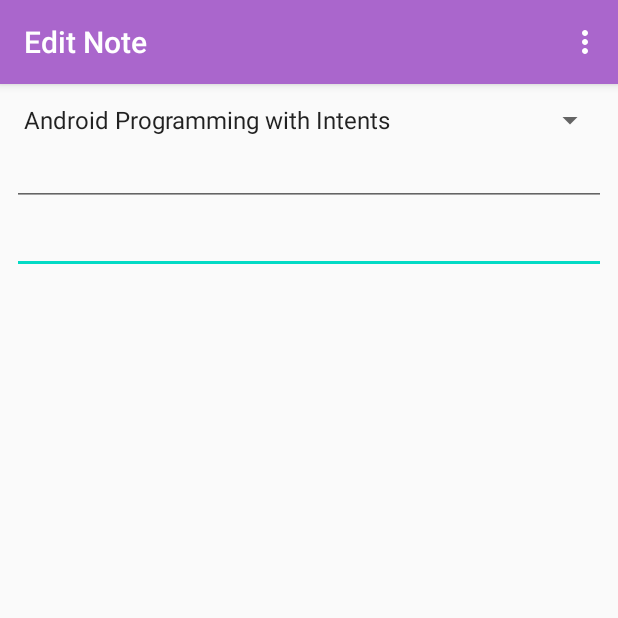
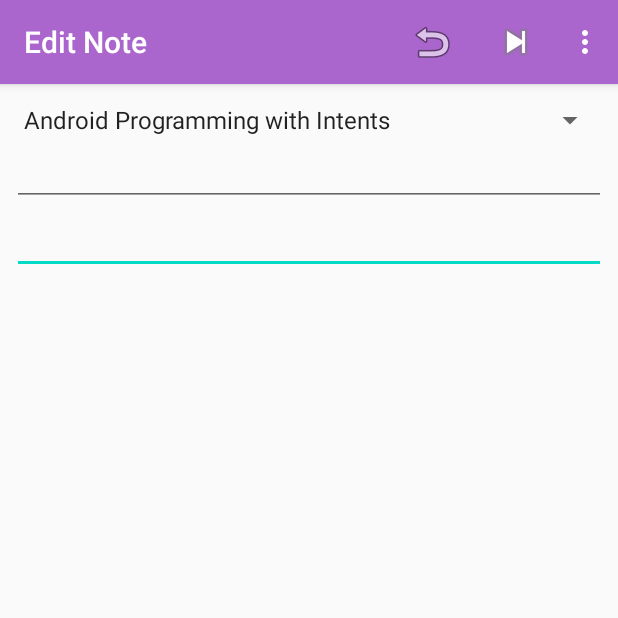
Before and after one commit to emalindahk/NoteKeeper, an Android app: the screen it shows after launch (NoteActivity), after a tap on an icon or button, on a phone screen of 412 x 824 dp, the top half of it. Run offline under Robolectric (Android 15) with nearby library versions, the phone set to English and light mode, and no system bars.

Commit message:
Added menu options to app bar

```diff
--- a/app/src/main/java/com/emk/notekeeper/NoteActivity.java
+++ b/app/src/main/java/com/emk/notekeeper/NoteActivity.java
@@ -3,8 +3,11 @@ package com.emk.notekeeper;
 import android.content.Intent;
 import android.os.Bundle;
 
+import androidx.annotation.Nullable;
 import androidx.appcompat.app.AppCompatActivity;
 import androidx.appcompat.widget.Toolbar;
+import androidx.lifecycle.ViewModel;
+import androidx.lifecycle.ViewModelProvider;
 
 import android.view.Menu;
 import android.view.MenuItem;
@@ -22,6 +25,9 @@ public class NoteActivity extends AppCompatActivity {
     private Spinner mSpinnerCourses;
     private EditText mTextNoteTitle;
     private EditText mTextNoteText;
+    private boolean mIsCancelling;
+    private int mNotePosition;
+    private NoteActivityViewModel mViewModel;
 
     @Override
     protected void onCreate(Bundle savedInstanceState) {
@@ -29,6 +35,16 @@ public class NoteActivity extends AppCompatActivity {
         setContentView(R.layout.activity_note);
         Toolbar toolbar = findViewById(R.id.toolbar);
         setSupportActionBar(toolbar);
+
+        ViewModelProvider viewModelProvider = new ViewModelProvider(getViewModelStore(),
+                ViewModelProvider.AndroidViewModelFactory.getInstance(getApplication()));
+        mViewModel = viewModelProvider.get(NoteActivityViewModel.class);
+
+        if(mViewModel.mIsNewlyCreated && savedInstanceState != null) {
+            mViewModel.restoreState(savedInstanceState);
+        }
+
+        mViewModel.mIsNewlyCreated = false;
 
         mSpinnerCourses = findViewById(R.id.spinner_note);
 
@@ -39,14 +55,65 @@ public class NoteActivity extends AppCompatActivity {
         mSpinnerCourses.setAdapter(adapterCourses);
 
         readDisplayStateValues();
+        saveOriginalNoteValues();
 
         mTextNoteTitle = findViewById(R.id.text_note_title);
         mTextNoteText = findViewById(R.id.text_note_text);
 
-        if(!mIsNewNote) {
+        if(mIsNewNote) {
+            createNewNote();
+        }else{
             displayNote(mSpinnerCourses, mTextNoteText, mTextNoteTitle);
         }
+    }
 
+    private void saveOriginalNoteValues() {
+        if(mIsNewNote){
+            return;
+        }
+        mViewModel.mOriginalNoteCourseId = mNote.getCourse().getCourseId();
+        mViewModel.mOriginalNoteTitle = mNote.getTitle();
+        mViewModel.mOriginalNoteText = mNote.getText();
+    }
+
+    private void createNewNote() {
+        DataManager dm = DataManager.getInstance();
+        mNotePosition = dm.createNewNote();
+        mNote = dm.getNotes().get(mNotePosition);
+    }
+
+    @Override
+    protected void onPause() {
+        super.onPause();
+        if(mIsCancelling){
+            if(mIsNewNote) {
+                DataManager.getInstance().removeNote(mNotePosition);
+            }else{
+                storePreviousNoteValues();
+            }
+        }else {
+            saveNote();
+        }
+    }
+
+    @Override
+    protected void onSaveInstanceState(Bundle outState) {
+        super.onSaveInstanceState(outState);
+        if(outState != null)
+            mViewModel.saveState(outState);
+    }
+
+    private void storePreviousNoteValues() {
+        CourseInfo course = DataManager.getInstance().getCourse(mViewModel.mOriginalNoteCourseId);
+        mNote.setCourse(course);
+        mNote.setTitle(mViewModel.mOriginalNoteTitle);
+        mNote.setText(mViewModel.mOriginalNoteText);
+    }
+
+    private void saveNote() {
+        mNote.setCourse((CourseInfo) mSpinnerCourses.getSelectedItem());
+        mNote.setTitle(mTextNoteTitle.getText().toString());
+        mNote.setText(mTextNoteText.getText().toString());
     }
 
     private void displayNote(Spinner spinnerCourses, EditText textNoteText, EditText textNoteTitle) {
@@ -83,9 +150,24 @@ public class NoteActivity extends AppCompatActivity {
         if (id == R.id.action_send_mail) {
             sendmail();
             return true;
+        }else if(id == R.id.action_cancel_note){
+            mIsCancelling = true;
+            finish();
+        }else if(id == R.id.action_next){
+            moveNext();
         }
 
         return super.onOptionsItemSelected(item);
+    }
+
+    private void moveNext() {
+        saveNote();
+
+        ++mNotePosition;
+        mNote = DataManager.getInstance().getNotes().get(mNotePosition);
+
+        saveOriginalNoteValues();
+        displayNote(mSpinnerCourses, mTextNoteTitle, mTextNoteText);
     }
 
     private void sendmail() {
--- /dev/null
+++ b/app/src/main/java/com/emk/notekeeper/NoteActivityViewModel.java
@@ -0,0 +1,29 @@
+package com.emk.notekeeper;
+
+import android.os.Bundle;
+
+import androidx.lifecycle.ViewModel;
+
+public class NoteActivityViewModel extends ViewModel {
+    public static final String ORIGINAL_NOTE_COURSE_ID = "com.emk.notekeeper.ORIGINAL_NOTE_COURSE_ID";
+    public static final String ORIGINAL_NOTE_TITLE = "com.emk.notekeeper.ORIGINAL_NOTE_TITLE";
+    public static final String ORIGINAL_NOTE_TEXT = "com.emk.notekeeper.ORIGINAL_NOTE_TEXT";
+
+    public String mOriginalNoteCourseId;
+    public String mOriginalNoteTitle;
+    public String mOriginalNoteText;
+    public boolean mIsNewlyCreated = true;
+
+
+    public void saveState(Bundle outState) {
+        outState.putString(ORIGINAL_NOTE_COURSE_ID, mOriginalNoteCourseId);
+        outState.putString(ORIGINAL_NOTE_TITLE, mOriginalNoteTitle);
+        outState.putString(ORIGINAL_NOTE_TEXT, mOriginalNoteText);
+    }
+
+    public void restoreState(Bundle inState){
+        mOriginalNoteCourseId = inState.getString(ORIGINAL_NOTE_COURSE_ID);
+        mOriginalNoteTitle = inState.getString(ORIGINAL_NOTE_TITLE);
+        mOriginalNoteText = inState.getString(ORIGINAL_NOTE_TEXT);
+    }
+}
--- a/app/src/main/java/com/emk/notekeeper/NoteListActivity.java
+++ b/app/src/main/java/com/emk/notekeeper/NoteListActivity.java
@@ -7,6 +7,8 @@ import com.google.android.material.floatingactionbutton.FloatingActionButton;
 
 import androidx.appcompat.app.AppCompatActivity;
 import androidx.appcompat.widget.Toolbar;
+import androidx.recyclerview.widget.LinearLayoutManager;
+import androidx.recyclerview.widget.RecyclerView;
 
 import android.view.View;
 import android.widget.AdapterView;
@@ -16,6 +18,9 @@ import android.widget.ListView;
 import java.util.List;
 
 public class NoteListActivity extends AppCompatActivity {
+    private NoteRecyclerAdapter mNoteRecyclerAdapter;
+
+//    private ArrayAdapter<NoteInfo> mAdapterNotes;
 
     @Override
     protected void onCreate(Bundle savedInstanceState) {
@@ -35,24 +40,40 @@ public class NoteListActivity extends AppCompatActivity {
         initializeDisplayContent();
     }
 
+    @Override
+    protected void onResume() {
+        super.onResume();
+//        mAdapterNotes.notifyDataSetChanged();
+        mNoteRecyclerAdapter.notifyDataSetChanged();
+    }
+
     private void initializeDisplayContent() {
-        final ListView listNotes = findViewById(R.id.list_notes);
+//        final ListView listNotes = findViewById(R.id.list_notes);
+//
+//        List<NoteInfo> notes = DataManager.getInstance().getNotes();
+//        mAdapterNotes = new ArrayAdapter<>(this, android.R.layout.simple_list_item_1, notes);
+//        listNotes.setAdapter(mAdapterNotes);
+//
+//        listNotes.setOnItemClickListener(new AdapterView.OnItemClickListener() {
+//            @Override
+//            public void onItemClick(AdapterView<?> parent, View view, int position, long id) {
+//                Intent intent = new Intent(NoteListActivity.this, NoteActivity.class);
+////                NoteInfo note = (NoteInfo)  listNotes.getItemAtPosition(position);
+//                intent.putExtra(NoteActivity.NOTE_POSITION, position);
+//
+//                startActivity(intent);
+//            }
+//        });
+
+        final RecyclerView recyclerNotes = (RecyclerView) findViewById(R.id.list_notes);
+        final LinearLayoutManager notesLayoutManager = new LinearLayoutManager(this);
+        recyclerNotes.setLayoutManager(notesLayoutManager);
 
         List<NoteInfo> notes = DataManager.getInstance().getNotes();
-        ArrayAdapter<NoteInfo> adapterNotes =
-                new ArrayAdapter<>(this, android.R.layout.simple_list_item_1, notes);
-        listNotes.setAdapter(adapterNotes);
+        mNoteRecyclerAdapter = new NoteRecyclerAdapter(this, notes);
+        recyclerNotes.setAdapter(mNoteRecyclerAdapter);
 
-        listNotes.setOnItemClickListener(new AdapterView.OnItemClickListener() {
-            @Override
-            public void onItemClick(AdapterView<?> parent, View view, int position, long id) {
-                Intent intent = new Intent(NoteListActivity.this, NoteActivity.class);
-//                NoteInfo note = (NoteInfo)  listNotes.getItemAtPosition(position);
-                intent.putExtra(NoteActivity.NOTE_POSITION, position);
 
-                startActivity(intent);
-            }
-        });
 
     }
 
--- /dev/null
+++ b/app/src/main/java/com/emk/notekeeper/NoteRecyclerAdapter.java
@@ -0,0 +1,71 @@
+package com.emk.notekeeper;
+
+
+import android.content.Context;
+import android.content.Intent;
+import android.view.LayoutInflater;
+import android.view.View;
+import android.view.ViewGroup;
+import android.widget.TextView;
+
+import androidx.annotation.NonNull;
+import androidx.recyclerview.widget.RecyclerView;
+
+import java.util.List;
+import java.util.NoSuchElementException;
+
+public class NoteRecyclerAdapter  extends RecyclerView.Adapter<NoteRecyclerAdapter.ViewHolder>{
+
+    private final Context  mContext;
+    private final List<NoteInfo> mNotes;
+    private final LayoutInflater mLayoutInflater;
+
+    public NoteRecyclerAdapter(Context context, List<NoteInfo> notes) {
+        mContext = context;
+        mNotes = notes;
+        mLayoutInflater = LayoutInflater.from(mContext);
+    }
+
+    @NonNull
+    @Override
+    public ViewHolder onCreateViewHolder(@NonNull ViewGroup parent, int viewType) {
+        View itemView = mLayoutInflater.inflate(R.layout.item_note_list, parent, false);
+        return new ViewHolder(itemView);
+    }
+
+    @Override
+    public void onBindViewHolder(@NonNull ViewHolder holder, int position) {
+            NoteInfo note = mNotes.get(position);
+            holder.mTextCourse.setText(note.getCourse().getTitle());
+            holder.mTextTitle.setText(note.getTitle());
+            holder.mCurrentPosition = position;
+    }
+
+    @Override
+    public int getItemCount() {
+        return mNotes.size();
+    }
+
+    public class ViewHolder extends RecyclerView.ViewHolder {
+
+        public final TextView mTextCourse;
+        public final TextView mTextTitle;
+        public int mCurrentPosition;
+
+        public ViewHolder(@NonNull View itemView) {
+            super(itemView);
+            mTextCourse = (TextView) itemView.findViewById(R.id.text_course);
+            mTextTitle = (TextView) itemView.findViewById(R.id.text_title);
+
+            itemView.setOnClickListener(new View.OnClickListener() {
+                @Override
+                public void onClick(View view) {
+                    Intent intent = new Intent(mContext, NoteActivity.class);
+                    intent.putExtra(NoteActivity.NOTE_POSITION, mCurrentPosition);
+                    mContext.startActivity(intent);
+                }
+            });
+
+        }
+    }
+}
--- a/app/src/main/res/layout/content_note_list.xml
+++ b/app/src/main/res/layout/content_note_list.xml
@@ -6,8 +6,7 @@
     android:layout_height="match_parent"
     app:layout_behavior="@string/appbar_scrolling_view_behavior">
 
-
-    <ListView
+    <androidx.recyclerview.widget.RecyclerView
         android:id="@+id/list_notes"
         android:layout_width="0dp"
         android:layout_height="0dp"
@@ -18,5 +17,6 @@
         app:layout_constraintBottom_toBottomOf="parent"
         app:layout_constraintEnd_toEndOf="parent"
         app:layout_constraintStart_toStartOf="parent"
-        app:layout_constraintTop_toTopOf="parent" />
+        app:layout_constraintTop_toTopOf="parent"
+        tools:listitem="@layout/item_note_list" />
 </androidx.constraintlayout.widget.ConstraintLayout>
--- a/app/src/main/res/menu/menu_note.xml
+++ b/app/src/main/res/menu/menu_note.xml
@@ -7,4 +7,14 @@
         android:orderInCategory="100"
         android:title="@string/send_mail"
         app:showAsAction="never" />
+    <item
+        android:id="@+id/action_cancel_note"
+        android:icon="@android:drawable/ic_menu_revert"
+        android:title="@string/cancel_note"
+        app:showAsAction="ifRoom|withText" />
+    <item
+        android:id="@+id/action_next"
+        android:icon="@android:drawable/ic_media_next"
+        android:title="@string/next"
+        app:showAsAction="ifRoom|withText" />
 </menu>
--- a/app/src/main/res/values/strings.xml
+++ b/app/src/main/res/values/strings.xml
@@ -4,6 +4,8 @@
     <string name="title_activity_note_list">NoteListActivity</string>
     <string name="title_activity_note">Edit Note</string>
     <string name="send_mail">Send as email</string>
+    <string name="cancel_note">Cancel</string>
+    <string name="next">Next</string>
 
 
 </resources>
--- a/build.gradle
+++ b/build.gradle
@@ -8,7 +8,7 @@ buildscript {
 
     }
     dependencies {
-        classpath 'com.android.tools.build:gradle:3.6.3'
+        classpath 'com.android.tools.build:gradle:4.0.0'
 
 
         // NOTE: Do not place your application dependencies here; they belong
```
Also changed, not shown: app/src/main/res/layout/item_note_list.xml (added, +47 -0 lines), gradle/wrapper/gradle-wrapper.properties.
